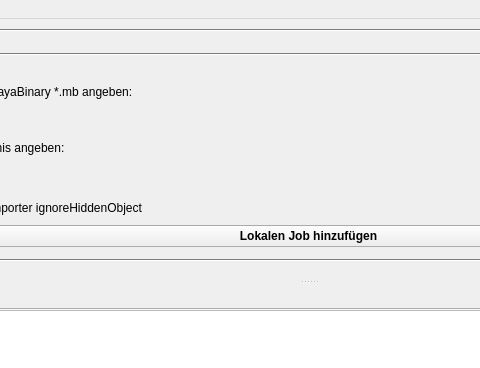
Old version of the form res/Pfad_Aeffchen.ui in the repository tappi287/pfadaeffchen; both pictures show x 215 to 695 and y 0 to 368 of the 1047 by 877 pixel window.
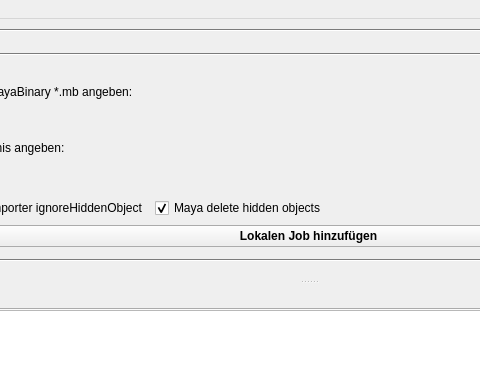
New version of the form. Icons and pictures are not drawn.

Commit message: add maya_delete_hidden option update job.remote_index on job queue transfer

Diff of the .ui file:
```diff
--- a/res/Pfad_Aeffchen.ui
+++ b/res/Pfad_Aeffchen.ui
@@ -109,7 +109,7 @@
         <property name="geometry">
          <rect>
           <x>0</x>
-          <y>-78</y>
+          <y>0</y>
           <width>1003</width>
           <height>224</height>
          </rect>
@@ -248,6 +248,22 @@
              </property>
             </widget>
            </item>
+           <item>
+            <widget class="QCheckBox" name="checkBoxMayaDeleteHidden">
+             <property name="font">
+              <font>
+               <weight>50</weight>
+               <bold>false</bold>
+              </font>
+             </property>
+             <property name="text">
+              <string>Maya delete hidden objects</string>
+             </property>
+             <property name="checked">
+              <bool>true</bool>
+             </property>
+            </widget>
+           </item>
            <item>
             <spacer name="horizontalSpacer_2">
              <property name="orientation">
```
Left out of the diff: 10 changed lines with no effect on the pictures. The commit also changes 9 other files.
